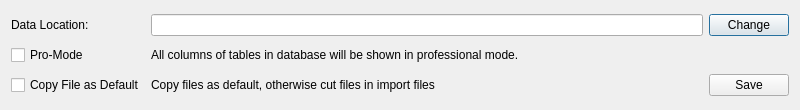
Before: the Qt Designer form dialogglobalsettings.ui in qwerty258/filemetadata, drawn with Qt 5.
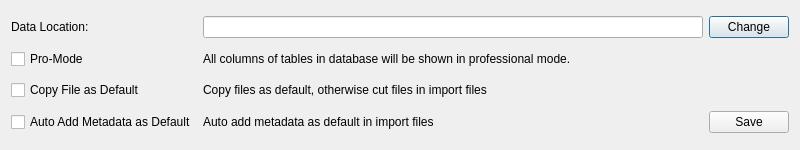
After: the same form once the commit is applied.

Commit message: add auto add metadata as default setting

Patch:
```diff
--- a/dialogglobalsettings.ui
+++ b/dialogglobalsettings.ui
@@ -7,7 +7,7 @@
     <x>0</x>
     <y>0</y>
     <width>800</width>
-    <height>110</height>
+    <height>150</height>
    </rect>
   </property>
   <property name="minimumSize">
@@ -65,7 +65,21 @@
      </property>
     </widget>
    </item>
-   <item row="2" column="3">
+   <item row="3" column="0">
+    <widget class="QCheckBox" name="check_box_autometadata_as_default">
+     <property name="text">
+      <string>Auto Add Metadata as Default</string>
+     </property>
+    </widget>
+   </item>
+   <item row="3" column="2">
+    <widget class="QLabel" name="label_2">
+     <property name="text">
+      <string>Auto add metadata as default in import files</string>
+     </property>
+    </widget>
+   </item>
+   <item row="3" column="3">
     <widget class="QPushButton" name="pushButtonSave">
      <property name="text">
       <string>Save</string>
```
Left out of the diff: 20 changed lines with no effect on the pictures. The commit also changes 2 other files.
